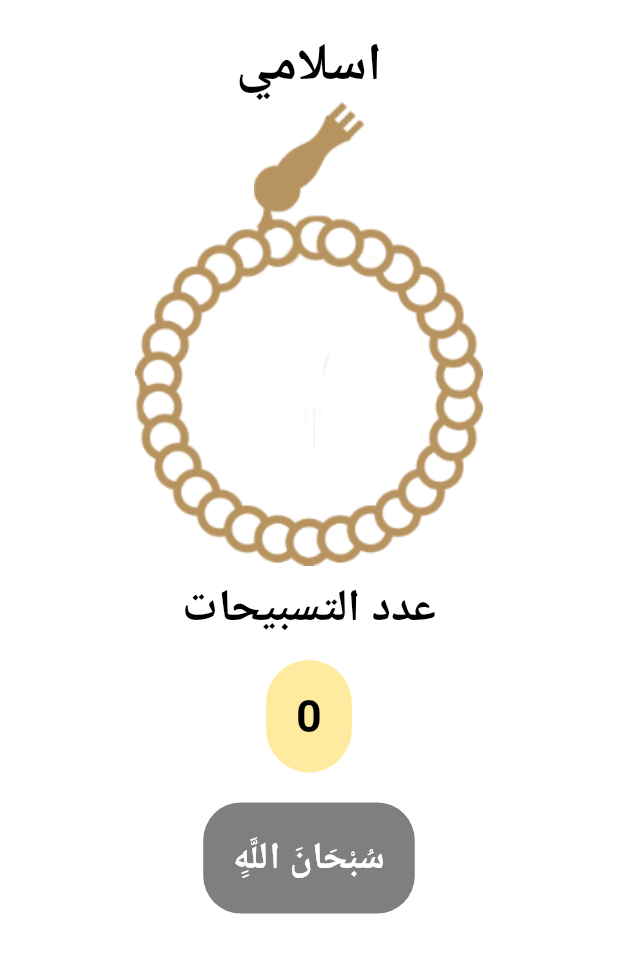
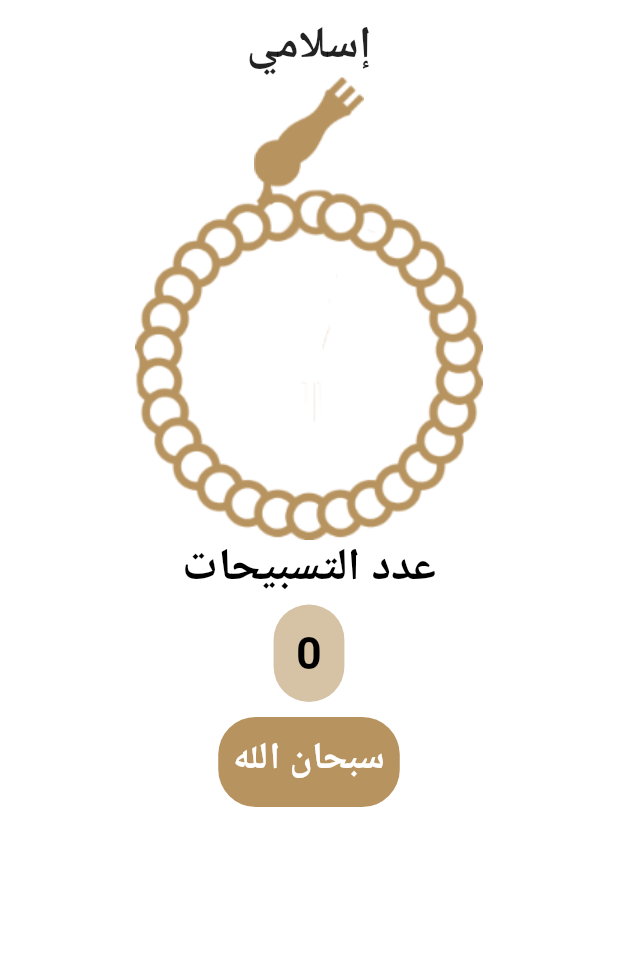
Before and after one commit to hazemt1/islami_app, a Flutter app: the Tasbeeh screen opened directly, on a phone screen of 412 x 824 dp. Shown: the top 953 px of the screen. Run offline on Flutter 3.47's test engine with Material 2 defaults, Android fonts, the phone set to English and light mode, and no system bars; our stand-ins replace hexcolor.

Commit message:
merge of tasbeeh to development and fixing spacing

```diff
--- a/lib/Screens/HadethScreen.dart
+++ b/lib/Screens/HadethScreen.dart
@@ -1,7 +1,7 @@
 import 'package:flutter/material.dart';
 import 'package:hexcolor/hexcolor.dart';
-import 'package:islamic_app/data/Hadeth.dart';
-import 'package:islamic_app/supScreens/HadethDetailsScreen.dart';
+import 'package:islami_app/data/Hadeth.dart';
+import 'package:islami_app/supScreens/HadethDetailsScreen.dart';
 
 
 class HadethScreen extends StatefulWidget {
--- a/lib/Screens/MyHomePage.dart
+++ b/lib/Screens/MyHomePage.dart
@@ -1,6 +1,7 @@
 import 'package:flutter/cupertino.dart';
 import 'package:flutter/material.dart';
-import 'package:islamic_app/Screens/QuranScreen.dart';
+import 'package:islami_app/Screens/QuranScreen.dart';
+import 'package:islami_app/Screens/tasbeeh.dart';
 import 'HadethScreen.dart';
 
 import '../data/TEMP.dart';
@@ -21,7 +22,7 @@ class _MyHomePageState extends State<MyHomePage> {
   final List<Widget> _children = [
     // Here the widgets should be open when the icons are clicked
     PlaceholderWidget(Colors.white),
-    PlaceholderWidget(Colors.deepOrange),
+    Tasbeeh(),
     HadethScreen(),
     QuranScreen()
   ];
--- a/lib/Screens/QuranScreen.dart
+++ b/lib/Screens/QuranScreen.dart
@@ -1,7 +1,7 @@
 import 'package:flutter/material.dart';
 import 'package:hexcolor/hexcolor.dart';
-import 'package:islamic_app/data/QuranData.dart';
-import 'package:islamic_app/supScreens/SuraDetailsScreen.dart';
+import 'package:islami_app/data/QuranData.dart';
+import 'package:islami_app/supScreens/SuraDetailsScreen.dart';
 
 
 
--- a/lib/tasbeeh.dart
+++ b/lib/Screens/tasbeeh.dart
@@ -1,5 +1,6 @@
 import 'package:flutter/cupertino.dart';
 import 'package:flutter/material.dart';
+import 'package:hexcolor/hexcolor.dart';
 
 class Tasbeeh extends StatefulWidget {
 
@@ -16,7 +17,7 @@ class _TasbeehState extends State<Tasbeeh> {
   int prayerPosition = 0;
 
   List<String> prayers = [
-    'سُبْحَانَ اللَّهِِ',
+    'سبحان الله',
     'الحمدلله',
     'الله اكبر',
     'لا اله الا الله'
@@ -29,13 +30,15 @@ class _TasbeehState extends State<Tasbeeh> {
       body: Column(
         crossAxisAlignment: CrossAxisAlignment.center,
         children: [
-          SizedBox(height: 20,),
-          Text('اسلامي', style: TextStyle(
-            fontSize: 35,
-            color: Colors.black,
-            fontWeight: FontWeight.bold,
-            decoration: TextDecoration.none,
-          ),
+          Container(
+            margin: EdgeInsets.only(top: 10,),
+            child: Text(
+              'إسلامي',
+              style: TextStyle(
+                  fontSize: 30,
+                  fontWeight: FontWeight.bold
+              ),
+            ),
           ),
           Stack(
               children: [
@@ -58,7 +61,7 @@ class _TasbeehState extends State<Tasbeeh> {
               ]
           ),
 
-          SizedBox(height: 20,),
+          SizedBox(height: 10,),
           Text('عدد التسبيحات', style: TextStyle(
             fontSize: 30,
             color: Colors.black,
@@ -66,12 +69,12 @@ class _TasbeehState extends State<Tasbeeh> {
             height: .5,
             decoration: TextDecoration.none,
           ),),
-          SizedBox(height: 20,),
+          SizedBox(height: 10,),
           Container(
-            padding: EdgeInsets.all(20),
+            padding: EdgeInsets.all(15),
             decoration: BoxDecoration(
                 borderRadius: BorderRadiusDirectional.circular(30),
-                color: Colors.amberAccent.withOpacity(.5)
+                color: HexColor('#B7935F').withOpacity(0.57),
             ),
             child: Text(tasbeehCount.toString(), style: TextStyle(
               fontSize: 30,
@@ -80,12 +83,13 @@ class _TasbeehState extends State<Tasbeeh> {
               decoration: TextDecoration.none,
             ),),
           ),
-          SizedBox(height: 20,),
+          SizedBox(height: 10,),
           Container(
-            padding: EdgeInsets.all(20),
+            height: 60,
+            padding: EdgeInsets.all(10),
             decoration: BoxDecoration(
                 borderRadius: BorderRadiusDirectional.circular(25),
-                color: Colors.black12.withOpacity(.5)
+                color: HexColor('#B7935F'),
             ),
             child: Text(prayers[prayerPosition], style: TextStyle(
               fontSize: 25,
--- a/lib/supScreens/HadethDetailsScreen.dart
+++ b/lib/supScreens/HadethDetailsScreen.dart
@@ -1,5 +1,5 @@
 import 'package:flutter/material.dart';
-import 'package:islamic_app/Screens/MyHomePage.dart';
+import 'package:islami_app/Screens/MyHomePage.dart';
 
 import '../data/Hadeth.dart';
 
--- a/lib/supScreens/SuraDetailsScreen.dart
+++ b/lib/supScreens/SuraDetailsScreen.dart
@@ -1,7 +1,7 @@
 import 'package:flutter/cupertino.dart';
 import 'package:flutter/material.dart';
 import 'package:flutter/services.dart';
-import 'package:islamic_app/Screens/MyHomePage.dart';
+import 'package:islami_app/Screens/MyHomePage.dart';
 
 
 class SuraDetailsScreen extends StatefulWidget {
```
